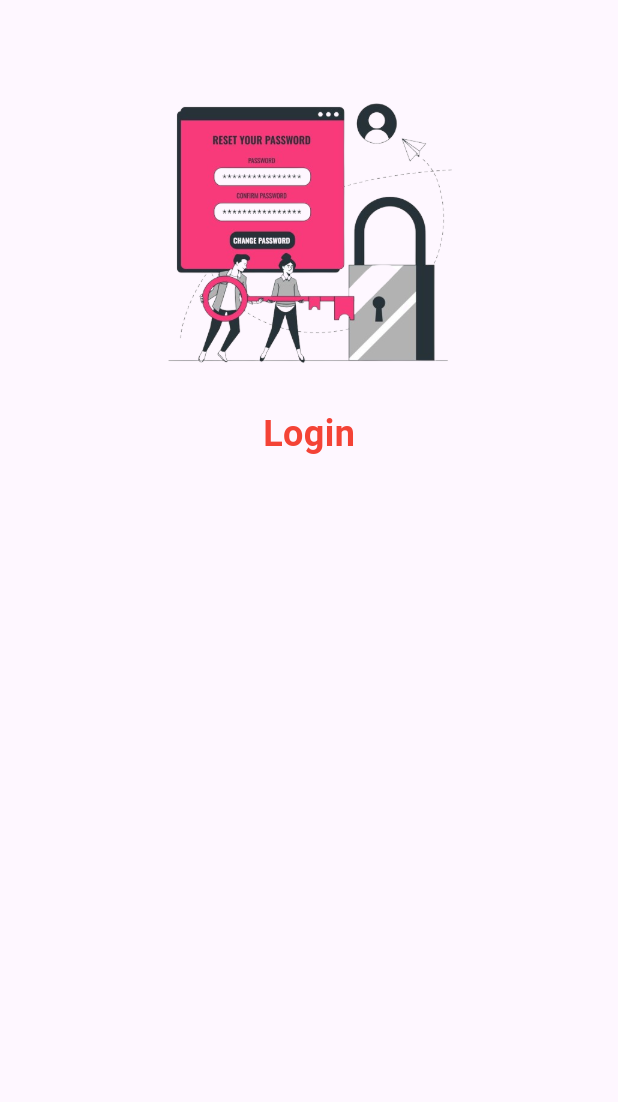
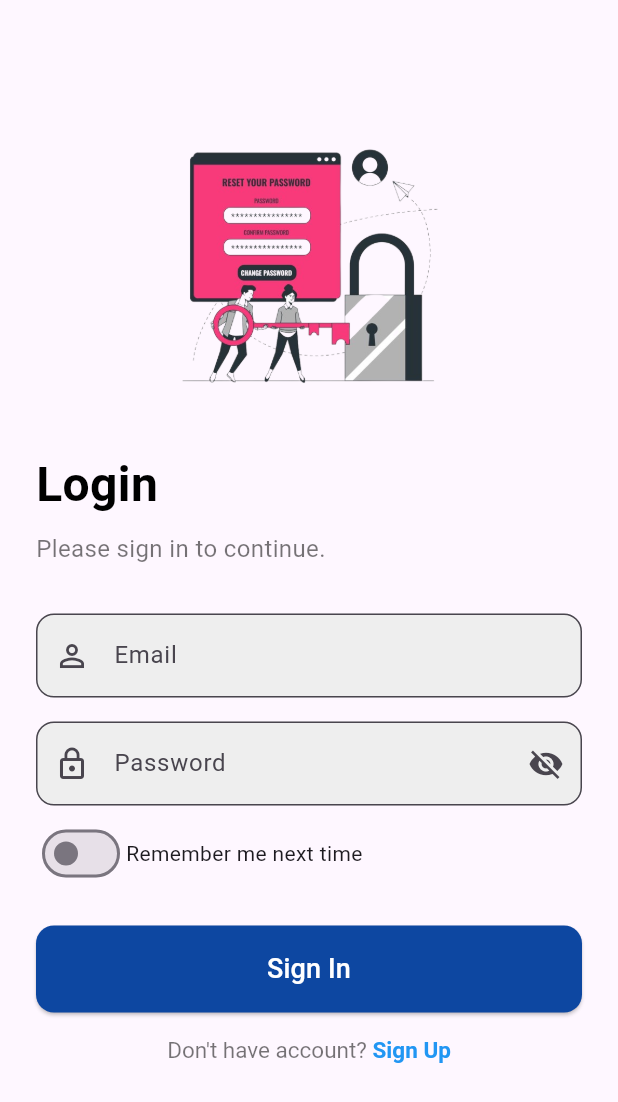
Before and after one commit to SA-RO234/Form-Mobile-Application, a Flutter app: the screen it shows after launch, on a phone screen of 412 x 824 dp. Shown: the top 1102 px of the screen. Run offline on Flutter 3.47's test engine with Material 3 defaults, Android fonts, the phone set to English and light mode, and no system bars.

Commit message:
complete Login

```diff
--- a/lib/main.dart
+++ b/lib/main.dart
@@ -10,7 +10,7 @@ class MyApp extends StatelessWidget {
   @override
   Widget build(BuildContext context) {
     return MaterialApp(
-      title: 'Flutter Demo',
+      title: 'Form',
       theme: ThemeData(
         colorScheme: ColorScheme.fromSeed(seedColor: Colors.deepPurple),
       ),
@@ -28,32 +28,118 @@ class MyHomePage extends StatefulWidget {
 }
 
 class _MyHomePageState extends State<MyHomePage> {
+  bool _rememberMe = false;
   @override
   Widget build(BuildContext context) {
     return Scaffold(
       appBar: AppBar(backgroundColor: Colors.transparent, elevation: 0),
-      body: Align(
-        alignment: Alignment.topCenter,
+      body: SingleChildScrollView(
+        child: Padding(
+          padding: const EdgeInsets.symmetric(horizontal: 24.0, vertical: 32.0),
           child: Column(
-          mainAxisSize: MainAxisSize.min,
+            crossAxisAlignment: CrossAxisAlignment.start,
             children: [
-            Image(
+              Center(
+                child: Image(
                   image: AssetImage("assets/logo.png"),
-              width: 200, // set your desired width
-              height: 200, // set your desired height
+                  width: 180,
+                  height: 180,
                 ),
-            const SizedBox(height: 16),
+              ),
+              const SizedBox(height: 32),
               const Text(
                 'Login',
                 style: TextStyle(
-                fontSize: 24,
+                  fontSize: 32,
                   fontWeight: FontWeight.bold,
-                color: Colors.red,
+                  color: Colors.black,
+                ),
+              ),
+              const SizedBox(height: 8),
+              const Text(
+                'Please sign in to continue.',
+                style: TextStyle(fontSize: 16, color: Colors.black54),
+              ),
+              const SizedBox(height: 32),
+              TextField(
+                decoration: InputDecoration(
+                  prefixIcon: Icon(Icons.person_outline),
+                  hintText: 'Email',
+                  border: OutlineInputBorder(
+                    borderRadius: BorderRadius.circular(12),
+                  ),
+                  filled: true,
+                  fillColor: Colors.grey[200],
+                ),
+              ),
+              const SizedBox(height: 16),
+              TextField(
+                obscureText: true,
+                decoration: InputDecoration(
+                  prefixIcon: Icon(Icons.lock_outline),
+                  hintText: 'Password',
+                  border: OutlineInputBorder(
+                    borderRadius: BorderRadius.circular(12),
+                  ),
+                  filled: true,
+                  fillColor: Colors.grey[200],
+                  suffixIcon: Icon(Icons.visibility_off),
+                ),
+              ),
+              const SizedBox(height: 8),
+              Row(
+                children: [
+                  Switch(
+                    value: _rememberMe,
+                    onChanged: (val) {
+                      setState(() {
+                        _rememberMe = val;
+                      });
+                    },
+                  ),
+                  const Text('Remember me next time'),
+                ],
+              ),
+              const SizedBox(height: 24),
+              SizedBox(
+                width: double.infinity,
+                child: ElevatedButton(
+                  style: ElevatedButton.styleFrom(
+                    backgroundColor: Colors.blue[900],
+                    padding: const EdgeInsets.symmetric(vertical: 16),
+                    shape: RoundedRectangleBorder(
+                      borderRadius: BorderRadius.circular(12),
+                    ),
+                  ),
+                  onPressed: () {},
+                  child: const Text(
+                    'Sign In',
+                    style: TextStyle(fontSize: 18, color: Colors.white),
+                  ),
+                ),
+              ),
+              const SizedBox(height: 16),
+              Center(
+                child: RichText(
+                  text: TextSpan(
+                    text: "Don't have account? ",
+                    style: const TextStyle(color: Colors.black54, fontSize: 15),
+                    children: [
+                      TextSpan(
+                        text: 'Sign Up',
+                        style: const TextStyle(
+                          color: Colors.blue,
+                          fontWeight: FontWeight.bold,
                         ),
                       ),
                     ],
                   ),
                 ),
+              ),
+            ],
+          ),
+        ),
+      ),
     );
   }
 }
```
Lines whose indentation alone changed are shown as unchanged.
